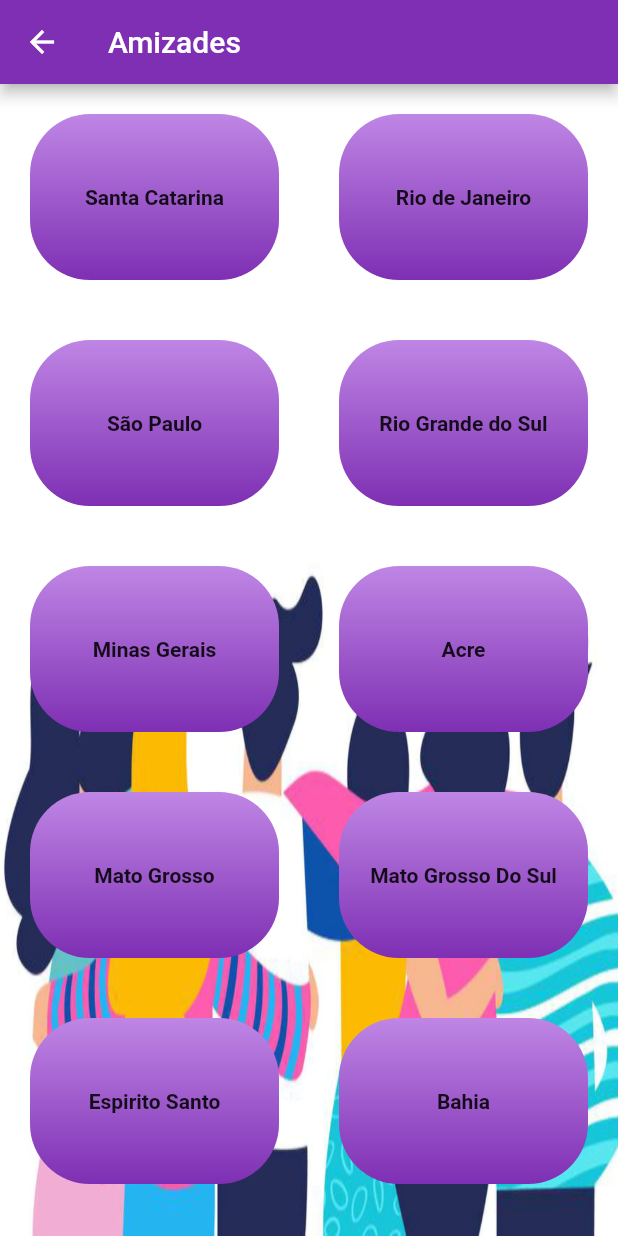
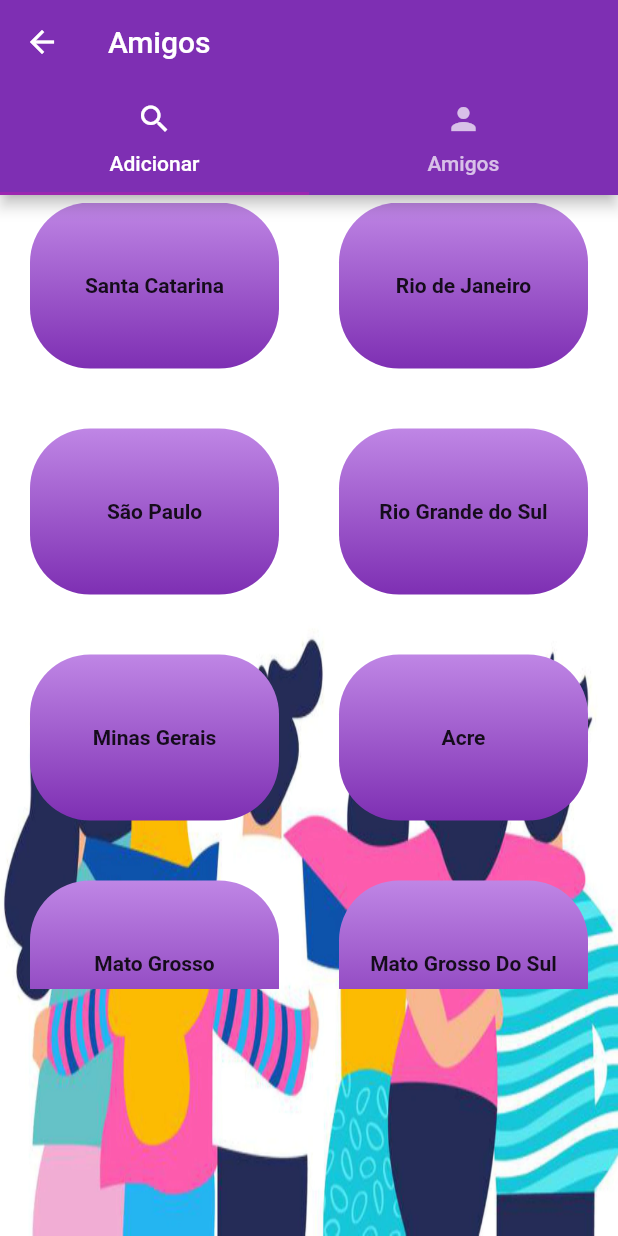
Before and after one commit to LeandroTheDev/nubank_flutter, a Flutter app: the screen it shows after launch, after a tap on the "remove red eye" icon, after a tap on the "person add" icon, on a phone screen of 412 x 824 dp. Run offline on Flutter 3.47's test engine with Material 2 defaults, Android fonts, the phone set to English and light mode, and no system bars; network calls fail.

Commit message:
Visibility Working

```diff
--- a/lib/body/screens/appbar/addfriends.dart
+++ b/lib/body/screens/appbar/addfriends.dart
@@ -137,20 +137,53 @@ const templateFriends = [
   ),
 ];
 
+class AppBarChanger extends StatelessWidget {
+  const AppBarChanger({Key? key}) : super(key: key);
+
+  @override
+  Widget build(BuildContext context) {
+    return DefaultTabController(
+      length: 2,
+      child: Scaffold(
+        appBar: AppBar(
+          title: const Text("Amigos"),
+          backgroundColor: const Color.fromARGB(255, 126, 47, 179),
+          bottom: TabBar(
+            indicatorColor: Colors.purple,
+            tabs: const [
+              Tab(
+                icon: Icon(Icons.search),
+                text: "Adicionar",
+              ),
+              Tab(
+                icon: Icon(Icons.person),
+                text: "Amigos",
+              ),
+            ],
+          ),
+        ),
+        body: const TabBarView(
+          children: [
+            AddFriends(),
+            FriendsAdded(),
+          ],
+        ),
+      ),
+    );
+  }
+}
+
 //Corpo do AddFriends
 class AddFriends extends StatelessWidget {
   const AddFriends({Key? key}) : super(key: key);
 
+  @override
   Widget build(BuildContext context) {
     double width = MediaQuery.of(context).size.width;
     double height =
         MediaQuery.of(context).size.height - MediaQuery.of(context).padding.top;
 
     return Scaffold(
-      appBar: AppBar(
-        title: const Text("Amizades"),
-        backgroundColor: const Color.fromARGB(255, 126, 47, 179),
-      ),
       body: Stack(
         children: [
           Container(
@@ -168,8 +201,8 @@ class AddFriends extends StatelessWidget {
               children: [
                 //Lista de amigos
                 Container(
-                  padding: EdgeInsets.all(20),
-                  height: height * 0.915,
+                  padding: const EdgeInsets.only(top: 5, left: 20, right: 20),
+                  height: 529.425,
                   width: width,
                   child: GridView(
                     gridDelegate:
@@ -189,6 +222,18 @@ class AddFriends extends StatelessWidget {
           ),
         ],
       ),
+    );
+  }
+}
+
+//Corpo do FriendsAdded
+class FriendsAdded extends StatelessWidget {
+  const FriendsAdded({Key? key}) : super(key: key);
+
+  @override
+  Widget build(BuildContext context) {
+    return const Center(
+      child: Text("Amigos Adicionados"),
     );
   }
 }
@@ -463,12 +508,14 @@ class DetailsFriendsScreen extends StatelessWidget {
                     height: 40,
                     width: 250,
                     decoration: BoxDecoration(
-                      color: Color.fromARGB(255, 161, 89, 209),
-                      borderRadius: BorderRadius.circular(30)
-                    ),
+                        color: Color.fromARGB(255, 161, 89, 209),
+                        borderRadius: BorderRadius.circular(30)),
                     child: TextButton(
                       onPressed: () {},
-                      child: Text("Passar o Zap", style: TextStyle(color: Colors.white),),
+                      child: Text(
+                        "Passar o Zap",
+                        style: TextStyle(color: Colors.white),
+                      ),
                     ),
                   )
                 ],
--- a/lib/body/screens/appbar/appbar.dart
+++ b/lib/body/screens/appbar/appbar.dart
@@ -1,4 +1,5 @@
 import 'package:flutter/material.dart';
+import 'package:nubank/main.dart';
 import 'addfriends.dart';
 import 'helpme.dart';
 import 'profile.dart';
@@ -6,15 +7,15 @@ import 'profile.dart';
 class NuBar extends StatefulWidget {
   final double height;
   final double width;
+  final Widget visibility;
 
-  NuBar(this.height, this.width, {Key? key}) : super(key: key);
+  NuBar(this.height, this.width, this.visibility, {Key? key}) : super(key: key);
 
   @override
   State<NuBar> createState() => NuBarState();
 }
 
 class NuBarState extends State<NuBar> {
-  static bool swap = false;
 
   @override
   Widget build(BuildContext context) {
@@ -47,27 +48,9 @@ class NuBarState extends State<NuBar> {
               width: widget.width * 0.52,
             ),
 
-            //Ativar e desativar visualização do dinheiro
-            SizedBox(
-              width: widget.width * 0.1,
-              child: swap
-                  ? IconButton(
-                      onPressed: () {
-                        setState(() {
-                          swap = !swap;
-                        });
-                        print(swap);
-                      },
-                      icon: const Icon(Icons.remove_red_eye))
-                  : IconButton(
-                      onPressed: () {
-                        setState(() {
-                          swap = !swap;
-                        });
-                        print(swap);
-                      },
-                      icon: const Icon(Icons.remove_red_eye_outlined)),
-            ),
+            //Ativiar a visualização do dinheiro
+            widget.visibility,
+
 
             //Abrir menu de perguntas
             SizedBox(
@@ -85,8 +68,10 @@ class NuBarState extends State<NuBar> {
                 width: widget.width * 0.1,
                 child: IconButton(
                     onPressed: () {
-                      Navigator.push(context,
-                          MaterialPageRoute(builder: (context) => AddFriends()));
+                      Navigator.push(
+                          context,
+                          MaterialPageRoute(
+                              builder: (context) => AppBarChanger()));
                     },
                     icon: const Icon(Icons.person_add))),
             SizedBox(
--- a/lib/body/screens/homepage/cards.dart
+++ b/lib/body/screens/homepage/cards.dart
@@ -3,8 +3,10 @@ import 'package:flutter/material.dart';
 class Cards extends StatelessWidget {
   final double width;
   final double heightCard;
+  final Widget visibility;
+  final Widget visibilityCredit;
 
-  const Cards(this.width, this.heightCard, {Key? key}) : super(key: key);
+  const Cards(this.width, this.heightCard, this.visibility, this.visibilityCredit, {Key? key}) : super(key: key);
 
   @override
   Widget build(BuildContext context) {
@@ -39,25 +41,13 @@ class Cards extends StatelessWidget {
                         ),
                       ),
                     ),
-                    const Padding(
+                    Padding(
                       padding: EdgeInsets.symmetric(vertical: 3),
-                      child: Text(
-                        '50.00',
-                        style: TextStyle(
-                          fontSize: 18,
-                          fontWeight: FontWeight.bold,
-                        ),
-                      ),
+                      child: visibility,
                     ),
-                    const Padding(
+                    Padding(
                       padding: EdgeInsets.symmetric(vertical: 3),
-                      child: Text(
-                        'Limite disponivel de 1000',
-                        style: TextStyle(
-                          fontWeight: FontWeight.bold,
-                          color: Color.fromARGB(184, 107, 104, 104),
-                        ),
-                      ),
+                      child: visibilityCredit,
                     ),
                     Padding(
                       padding: const EdgeInsets.symmetric(
--- a/lib/main.dart
+++ b/lib/main.dart
@@ -23,10 +23,9 @@ class NubankApp extends StatelessWidget {
 
         //Criação de rotas para navegação
         routes: {
-        '/categories-friends': (context) =>  CategoriesFriendsScreen(),
+          '/categories-friends': (context) => CategoriesFriendsScreen(),
           '/details-friends': (context) => DetailsFriendsScreen(),
-      }
-    );
+        });
   }
 }
 
@@ -39,9 +38,10 @@ class Home extends StatefulWidget {
 }
 
 class HomeState extends State<Home> {
+  static bool swap = true;
+
   @override
   Widget build(BuildContext context) {
-
     //Responsividade
     double width = MediaQuery.of(context).size.width;
     double height =
@@ -49,17 +49,70 @@ class HomeState extends State<Home> {
     double heightCard = 200;
 
     //Atualização
-    onChange(){
+    onChange() {
       setState(() {
-      NuBarState.swap;
+        HomeState.swap;
       });
     }
+
+    Widget visibilityMoney = SizedBox(
+      width: 40,
+      child: HomeState.swap
+          ? IconButton(
+              onPressed: () {
+                setState(() {
+                  HomeState.swap = !HomeState.swap;
+                });
+              },
+              icon: const Icon(Icons.remove_red_eye_outlined))
+          : IconButton(
+              onPressed: () {
+                setState(() {
+                  HomeState.swap = !HomeState.swap;
+                });
+              },
+              icon: const Icon(Icons.remove_red_eye)),
+    );
+
+    Widget visibilityCredit = SizedBox(
+        child: HomeState.swap
+            ? const Text(
+                '50.00',
+                style: TextStyle(
+                  fontSize: 18,
+                  fontWeight: FontWeight.bold,
+                ),
+              )
+            : const Text(
+                '***',
+                style: TextStyle(
+                  fontSize: 18,
+                  fontWeight: FontWeight.bold,
+                ),
+              ));
+
+    Widget visibilityCreditOpen = SizedBox(
+      child: HomeState.swap ? const Text(
+        'Limite disponivel de 1000',
+        style: TextStyle(
+          fontWeight: FontWeight.bold,
+          color: Color.fromARGB(184, 107, 104, 104),
+        ),
+      )
+      : const Text(
+        'Limite disponivel de ***',
+        style: TextStyle(
+          fontWeight: FontWeight.bold,
+          color: Color.fromARGB(184, 107, 104, 104),
+        ),
+      ),
+    );
 
     //Appbar
     final nuBar = SliverAppBar(
       toolbarHeight: height * 0.18,
       backgroundColor: const Color.fromARGB(255, 126, 47, 179),
-      actions: [NuBar(height, width)],
+      actions: [NuBar(height, width, visibilityMoney)],
     );
 
     //Inicio do App
@@ -98,8 +151,9 @@ class HomeState extends State<Home> {
                 IconButton(
                     onPressed: () {
                       onChange();
+                      print(HomeState.swap);
                     },
-                    icon: const Icon(Icons.refresh))
+                    icon: const Icon(Icons.arrow_forward_ios))
               ],
             ),
 
@@ -109,7 +163,7 @@ class HomeState extends State<Home> {
                 child: Padding(
                   padding:
                       const EdgeInsets.symmetric(horizontal: 20, vertical: 5),
-                  child: NuBarState.swap
+                  child: HomeState.swap
                       ? const Text(
                           '200.00',
                           style: TextStyle(
@@ -164,11 +218,12 @@ class HomeState extends State<Home> {
                     ],
                   )),
             ),
+
             const SizedBox(
               height: 40,
             ),
 
-            Cards(width, heightCard),
+            Cards(width, heightCard, visibilityCredit, visibilityCreditOpen),
           ],
         ),
       ),
```
Lines whose indentation alone changed are shown as unchanged.
